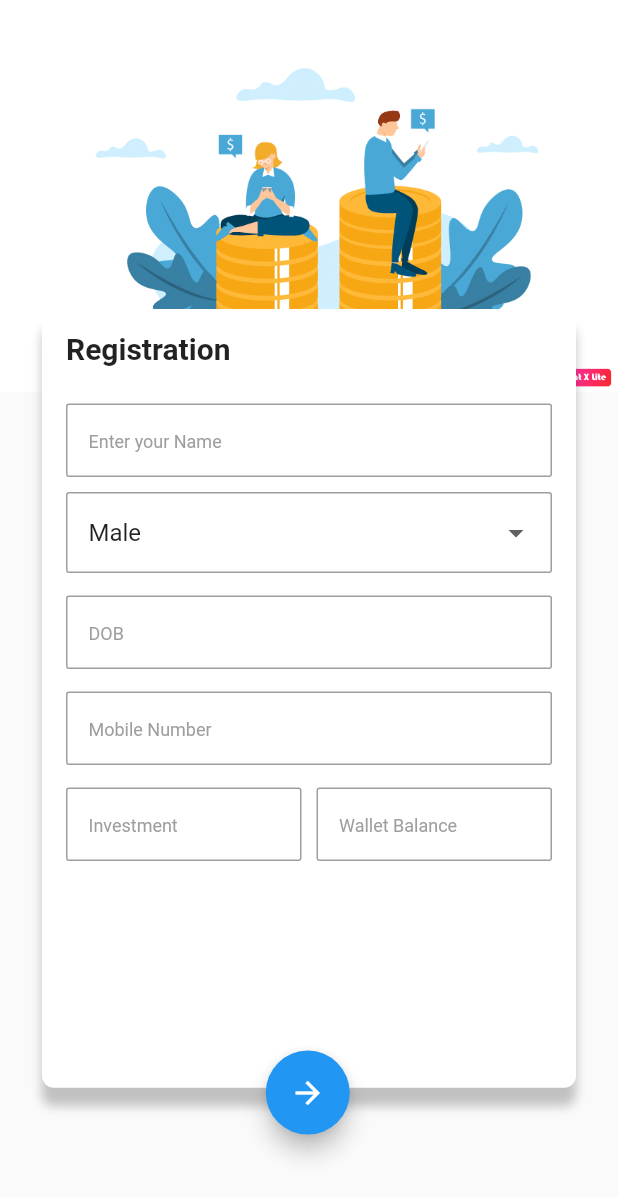
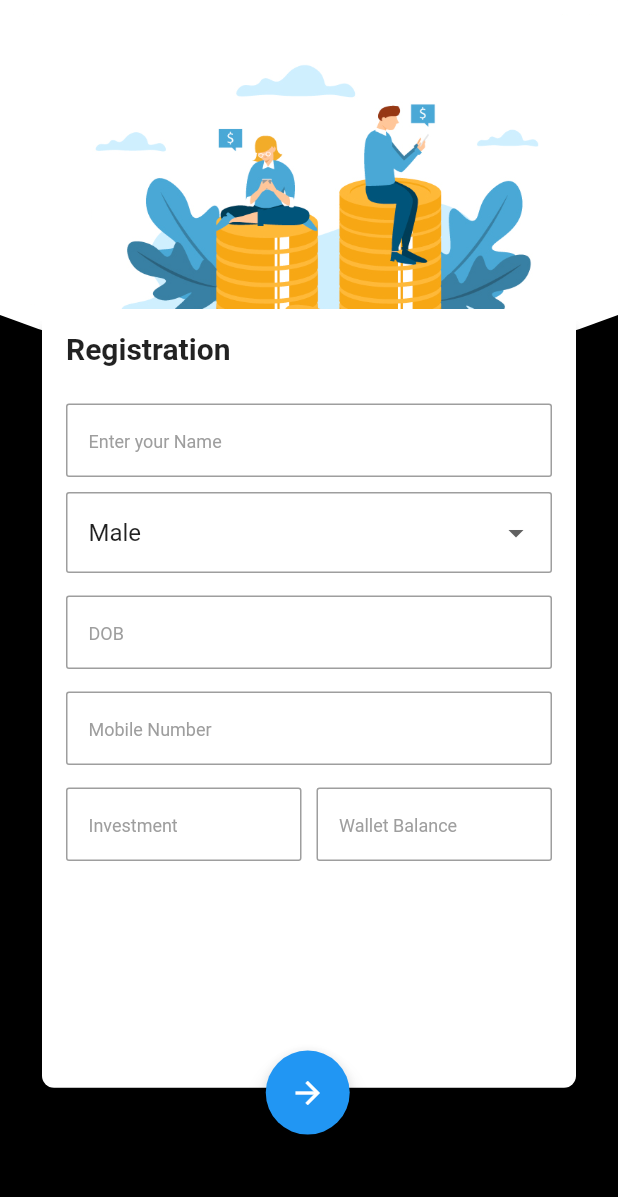
Before and after one commit to vscodeguru/uts-guru, a Flutter app: the RegistrationForm screen opened by its route, on a phone screen of 412 x 824 dp. Shown: the top 1197 px of the screen. Run offline on Flutter 3.47's test engine with Material 2 defaults, Android fonts, the phone set to English and light mode, and no system bars; our stand-ins replace carousel_pro, flutter_svg.

Commit message:
Added Clipath For Image Decoration

```diff
--- a/lib/Registration/registration.dart
+++ b/lib/Registration/registration.dart
@@ -1,5 +1,6 @@
 import 'package:UTS/Searchable/Searchabledropdown.dart';
 import 'package:UTS/Searchable/ServiceBranchdropdown.dart';
+import 'package:UTS/Utils/helper.dart';
 import 'package:UTS/fabanimations.dart';
 import 'package:flutter/material.dart';
 import 'package:flutter/services.dart';
@@ -16,7 +17,6 @@ class _RegistrationFormState extends State<RegistrationForm> {
   var timeController = TextEditingController();
 
   DateTime _date = new DateTime.now();
-  TimeOfDay _time = new TimeOfDay.now();
   selectedDate(BuildContext context) async {
     final DateTime picked = await showDatePicker(
         context: context,
@@ -32,6 +32,7 @@ class _RegistrationFormState extends State<RegistrationForm> {
       });
     }
   }
+
   List<String> cities;
   List<String> branch;
   var tecCityController = TextEditingController();
@@ -39,18 +40,30 @@ class _RegistrationFormState extends State<RegistrationForm> {
   @override
   Widget build(BuildContext context) {
     return Scaffold(
-      resizeToAvoidBottomPadding: true,
+      resizeToAvoidBottomPadding: false,
       body: Container(
+        color: Colors.black,
         child: Stack(
           // overflow: Overflow.visible,
           fit: StackFit.expand,
           children: <Widget>[
             Column(
-              // crossAxisAlignment: CrossAxisAlignment.end,
+              crossAxisAlignment: CrossAxisAlignment.center,
               children: <Widget>[
-                Image.asset(
+                ClipPath(
+                  child: Container(
+                    height: 250,
+                    decoration: BoxDecoration(
+                      image: DecorationImage(
+                          fit: BoxFit.fill,
+                          image: ExactAssetImage(
                             'assets/Images/crowd.png',
-                  //  scale: 9.0,
+                          )),
+                      // color: Helper.hexColor('#4285f4'),
+                    ),
+                    //  Expanded(child: Container()),
+                  ),
+                  clipper: Clippingclass(),
                 ),
               ],
             ),
@@ -124,7 +137,6 @@ class _RegistrationFormState extends State<RegistrationForm> {
                               SizedBox(
                                 height: 10,
                               ),
-
                               DropdownButtonFormField<String>(
                                 decoration: InputDecoration(
                                   contentPadding: EdgeInsets.all(15.0),
@@ -178,9 +190,10 @@ class _RegistrationFormState extends State<RegistrationForm> {
                                             Radius.circular(2.0),
                                           )),
                                       focusedBorder: OutlineInputBorder(
-                                    borderSide: BorderSide(color: Colors.blue),
-                                    borderRadius:
-                                        BorderRadius.all(Radius.circular(2.0)),
+                                        borderSide:
+                                            BorderSide(color: Colors.blue),
+                                        borderRadius: BorderRadius.all(
+                                            Radius.circular(2.0)),
                                       ),
                                       hintText: 'DOB',
                                       hintStyle: TextStyle(
@@ -202,8 +215,7 @@ class _RegistrationFormState extends State<RegistrationForm> {
                                 maxLength: 10,
                                 keyboardType: TextInputType.number,
                                 inputFormatters: [
-                                        WhitelistingTextInputFormatter
-                                            .digitsOnly
+                                  WhitelistingTextInputFormatter.digitsOnly
                                 ],
                                 decoration: InputDecoration(
                                   contentPadding: EdgeInsets.all(15.0),
@@ -222,7 +234,8 @@ class _RegistrationFormState extends State<RegistrationForm> {
                                   hintStyle: TextStyle(
                                       color: Colors.grey, fontSize: 12.0),
                                 ),
-                              ), SizedBox(
+                              ),
+                              SizedBox(
                                 height: 15,
                               ),
                               Row(
@@ -234,27 +247,25 @@ class _RegistrationFormState extends State<RegistrationForm> {
                                               int maxLength,
                                               bool isFocused}) =>
                                           null,
-                                      maxLength: 25,
-
+                                      maxLength: 10,
+                                      keyboardType: TextInputType.number,
                                       decoration: InputDecoration(
-                                        contentPadding:
-                                            EdgeInsets.all(15.0),
+                                        contentPadding: EdgeInsets.all(15.0),
                                         border: OutlineInputBorder(
-                                            borderSide: BorderSide(
-                                                color: Colors.blue),
+                                            borderSide:
+                                                BorderSide(color: Colors.blue),
                                             borderRadius: BorderRadius.all(
                                               Radius.circular(2.0),
                                             )),
                                         focusedBorder: OutlineInputBorder(
-                                          borderSide: BorderSide(
-                                              color: Colors.blue),
+                                          borderSide:
+                                              BorderSide(color: Colors.blue),
                                           borderRadius: BorderRadius.all(
                                               Radius.circular(2.0)),
                                         ),
                                         hintText: 'Investment',
                                         hintStyle: TextStyle(
-                                            color: Colors.grey,
-                                            fontSize: 12.0),
+                                            color: Colors.grey, fontSize: 12.0),
                                       ),
                                     ),
                                   ),
@@ -263,14 +274,13 @@ class _RegistrationFormState extends State<RegistrationForm> {
                                   ),
                                   Flexible(
                                     child: TextFormField(
-
+                                      maxLength: 10,
                                       keyboardType: TextInputType.number,
                                       buildCounter: (BuildContext context,
                                               {int currentLength,
                                               int maxLength,
                                               bool isFocused}) =>
                                           null,
-                                      maxLength: 10,
                                       textInputAction: TextInputAction.next,
                                       decoration: InputDecoration(
                                         contentPadding: EdgeInsets.all(15.0),
@@ -294,8 +304,6 @@ class _RegistrationFormState extends State<RegistrationForm> {
                                   ),
                                 ],
                               ),
-
-
                             ],
                           ),
                         ),
@@ -309,6 +317,7 @@ class _RegistrationFormState extends State<RegistrationForm> {
               top: MediaQuery.of(context).size.height * 0.85,
               left: MediaQuery.of(context).size.width * 0.43,
               child: ShowUp(
+                delay: 2,
                 child: FloatingActionButton(
                   elevation: 6,
                   foregroundColor: Colors.white,
@@ -317,10 +326,30 @@ class _RegistrationFormState extends State<RegistrationForm> {
                   onPressed: () {},
                 ),
               ),
-            )
+            ),
           ],
         ),
       ),
     );
   }
 }
+
+class Clippingclass extends CustomClipper<Path> {
+  @override
+  Path getClip(Size size) {
+    var path = Path();
+    path.lineTo(0.0, size.height - 40);
+    path.quadraticBezierTo(
+        size.width / 4, size.height, size.width / 2, size.height);
+    path.quadraticBezierTo(size.width - (size.width / 4), size.height,
+        size.width, size.height - 40);
+    path.lineTo(size.width, 0.0);
+    path.close();
+    return path;
+  }
+  @override
+  bool shouldReclip(CustomClipper<Path> oldClipper) {
+    // TODO: implement shouldReclip
+    return null;
+  }
+}
--- a/pubspec.yaml
+++ b/pubspec.yaml
@@ -49,6 +49,7 @@ flutter:
     - assets/Images/bank1.jpg
     - assets/Images/sign.jpg
     - assets/Images/crowd.png
+    - assets/Images/funding.jpg
     - assets/Images/chit1.jpg
     - assets/Images/Chit.png
     - assets/Images/ticket/flight.svg
```
Also changed, not shown: assets/Images/funding.jpg (added). Lines whose indentation alone changed are shown as unchanged.
